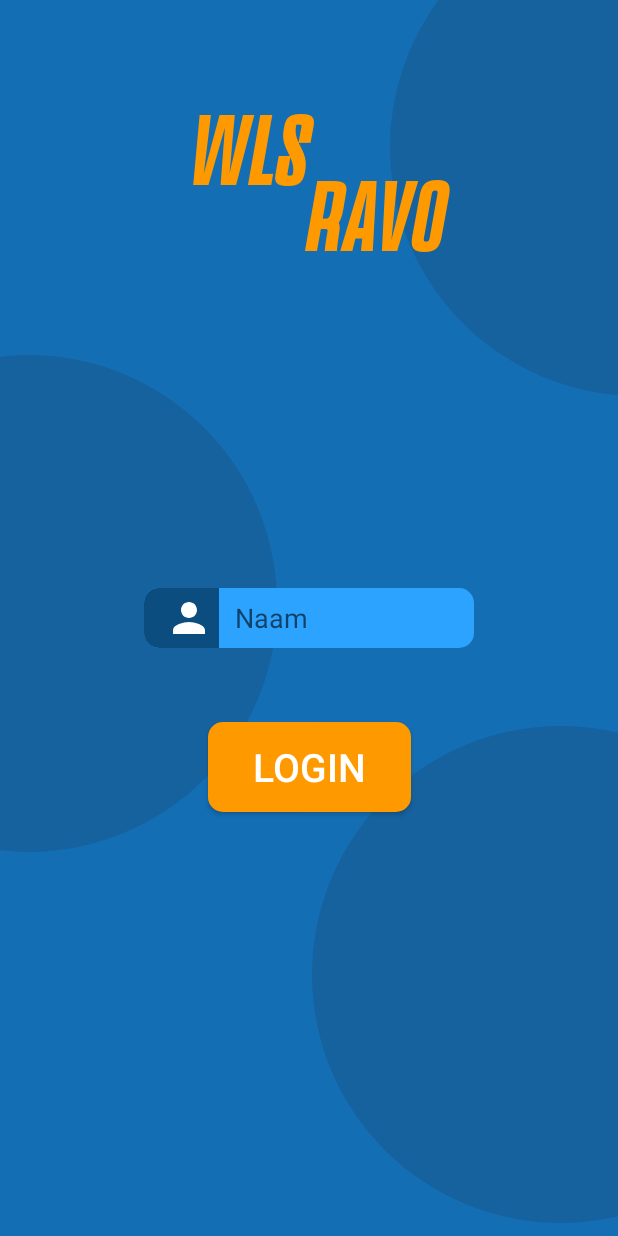
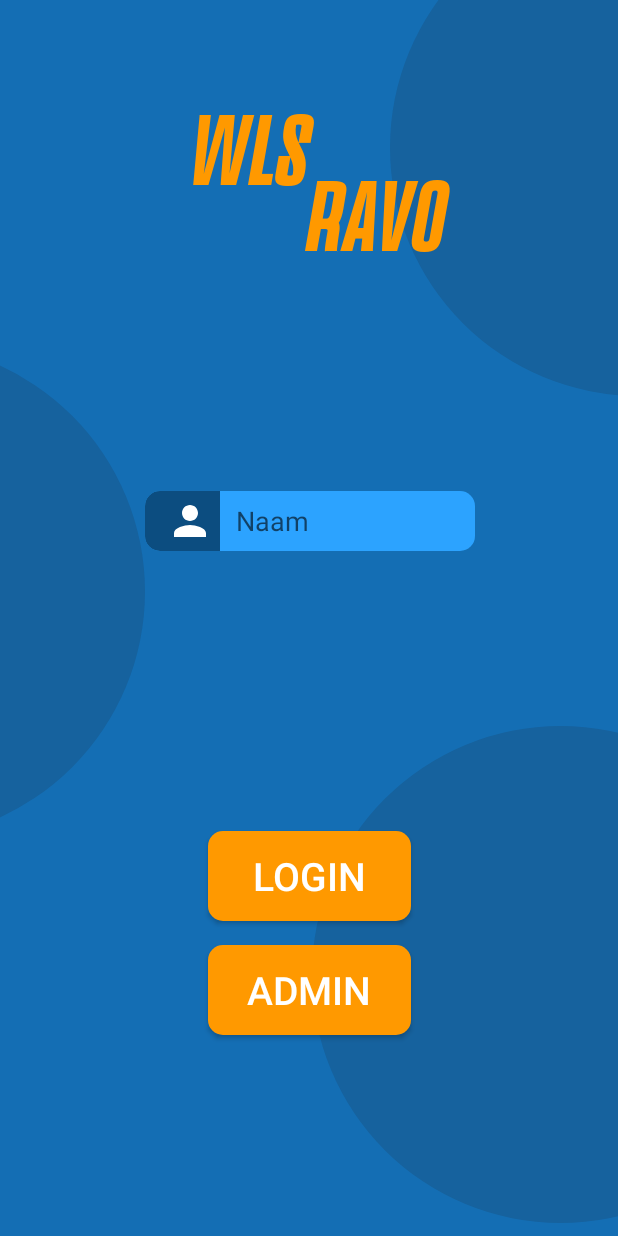
Before and after one commit to jaggrh95/DIGITAL-ECONOMY, an Android app: the NameScreen screen opened directly, with no data from a screen before it, on a phone screen of 412 x 824 dp. Run offline under Robolectric (Android 15) with nearby library versions, the phone set to English and light mode, and no system bars; 1 statement that could not run was skipped.

Commit message:
nieuw logo+admin login

```diff
--- a/app/src/main/java/com/example/myapplication/BlueServer.java
+++ b/app/src/main/java/com/example/myapplication/BlueServer.java
@@ -25,6 +25,7 @@ public class BlueServer extends Service  {
     public LatLng Coordin;
     public int Rating;
     public String Name;
+    public String Paswoord;
     public ImageView imageView;
 
 
--- a/app/src/main/java/com/example/myapplication/MapActivity.java
+++ b/app/src/main/java/com/example/myapplication/MapActivity.java
@@ -88,7 +88,7 @@ public class MapActivity extends FragmentActivity implements OnMapReadyCallback,
 
                 coordin = marker.getPosition();
                 onStart();
-                if (myServer.Name.toLowerCase().equals("bestuurder")){
+                if (myServer.Name.toLowerCase().equals("admin")&&myServer.Paswoord.toLowerCase().equals("admin")){
                     startActivity(intent2);
                 }
                 else {
--- a/app/src/main/java/com/example/myapplication/NameScreen.java
+++ b/app/src/main/java/com/example/myapplication/NameScreen.java
@@ -7,6 +7,7 @@ import android.os.IBinder;
 import android.support.v7.app.AppCompatActivity;
 import android.os.Bundle;
 import android.view.View;
+import android.widget.Button;
 import android.widget.EditText;
 import android.widget.Toast;
 
@@ -14,12 +15,16 @@ public class NameScreen extends AppCompatActivity {
     boolean mBounded;
     BlueServer myServer;
     EditText textfield;
+    EditText PaswoordText;
+    Button Admin;
 
     @Override
     protected void onCreate(Bundle savedInstanceState) {
         super.onCreate(savedInstanceState);
         setContentView(R.layout.activity_name_screen);
-        textfield=findViewById(R.id.editText);
+        textfield=findViewById(R.id.editText2);
+        PaswoordText=findViewById(R.id.editText);
+        Admin=findViewById(R.id.button29);
     }
     @Override
     protected void onStart() {
@@ -60,7 +65,13 @@ public class NameScreen extends AppCompatActivity {
         Intent intentje = new Intent(this,ActivityVoorMapV2.class);
         startActivity(intentje);
         myServer.Name=textfield.getText().toString();
+        myServer.Paswoord=PaswoordText.getText().toString();
 
 
     }
+
+    public void EnableAdmin(View view) {
+        PaswoordText.setVisibility(View.VISIBLE);
+        Admin.setVisibility(View.INVISIBLE);
+    }
 }
--- a/app/src/main/res/layout/activity_name_screen.xml
+++ b/app/src/main/res/layout/activity_name_screen.xml
@@ -6,12 +6,51 @@
     android:layout_height="match_parent"
     tools:context=".NameScreen"
     android:background="@color/colorBlue">
+
+    <Button
+        android:id="@+id/button2"
+        android:layout_width="wrap_content"
+        android:layout_height="wrap_content"
+        android:layout_marginStart="8dp"
+        android:layout_marginTop="108dp"
+        android:layout_marginEnd="8dp"
+        android:background="@drawable/ic_orange_button"
+        android:onClick="GoToNextScreen"
+        android:text="Login"
+        android:textColor="@color/colorWhite"
+        android:textSize="26dp"
+        app:layout_constraintEnd_toEndOf="parent"
+        app:layout_constraintStart_toStartOf="parent"
+        app:layout_constraintTop_toBottomOf="@+id/editText" />
+
+    <EditText
+        android:id="@+id/editText2"
+        android:layout_width="wrap_content"
+        android:layout_height="wrap_content"
+        android:layout_marginStart="8dp"
+        android:layout_marginTop="8dp"
+        android:layout_marginEnd="8dp"
+        android:layout_marginBottom="8dp"
+        android:background="@drawable/ic_username_rect"
+        android:drawableLeft="@drawable/ic_username"
+        android:ems="10"
+        android:hint="Naam"
+        android:inputType="textPersonName"
+        android:textColor="@color/colorWhite"
+        app:layout_constraintBottom_toBottomOf="parent"
+        app:layout_constraintEnd_toEndOf="parent"
+        app:layout_constraintHorizontal_bias="0.502"
+        app:layout_constraintStart_toStartOf="parent"
+        app:layout_constraintTop_toTopOf="parent"
+        app:layout_constraintVertical_bias="0.416" />
+
     <ImageView
         android:id="@+id/imageView3"
         android:layout_width="331dp"
         android:layout_height="331dp"
-        android:layout_marginEnd="228dp"
-        android:layout_marginBottom="256dp"
+        android:layout_marginEnd="316dp"
+        android:layout_marginRight="316dp"
+        android:layout_marginBottom="264dp"
         android:src="@drawable/ic_blue_circkle"
         app:layout_constraintBottom_toBottomOf="parent"
         app:layout_constraintEnd_toEndOf="parent" />
@@ -43,11 +82,11 @@
         android:layout_width="wrap_content"
         android:layout_height="wrap_content"
         android:layout_marginStart="8dp"
-        android:layout_marginTop="49dp"
+        android:layout_marginTop="184dp"
         android:layout_marginEnd="8dp"
         android:background="@drawable/ic_orange_button"
-        android:onClick="GoToNextScreen"
-        android:text="Login"
+        android:onClick="EnableAdmin"
+        android:text="Admin"
         android:textColor="@color/colorWhite"
         android:textSize="26dp"
         app:layout_constraintEnd_toEndOf="parent"
@@ -63,15 +102,19 @@
         android:layout_marginEnd="8dp"
         android:layout_marginBottom="8dp"
         android:background="@drawable/ic_username_rect"
-        android:drawableLeft="@drawable/ic_username"
+
         android:ems="10"
-        android:hint="Naam"
+        android:hint="Paswoord"
         android:inputType="textPersonName"
+        android:password="true"
         android:textColor="@color/colorWhite"
+        android:visibility="invisible"
         app:layout_constraintBottom_toBottomOf="parent"
         app:layout_constraintEnd_toEndOf="parent"
+        app:layout_constraintHorizontal_bias="0.502"
         app:layout_constraintStart_toStartOf="parent"
-        app:layout_constraintTop_toTopOf="parent" />
+        app:layout_constraintTop_toTopOf="parent"
+        app:layout_constraintVertical_bias="0.518" />
 
     <TextView
         android:id="@+id/textView15"
```
Also changed, not shown: app/src/main/res/layout/activity_main.xml (+11 -40 lines), app/src/main/res/drawable/logo.png (added).
